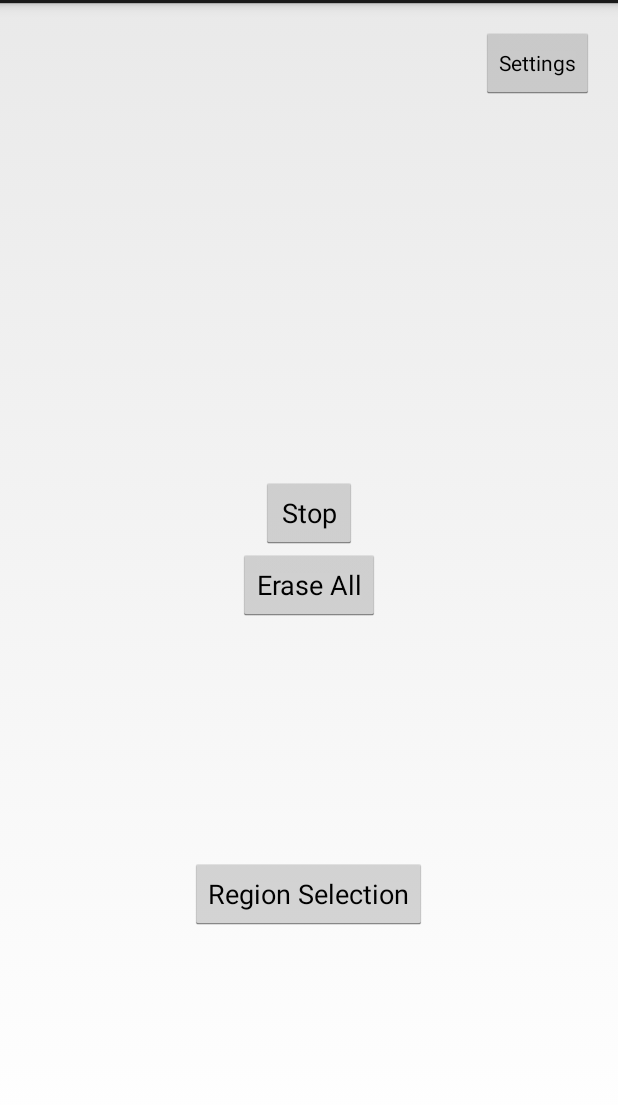
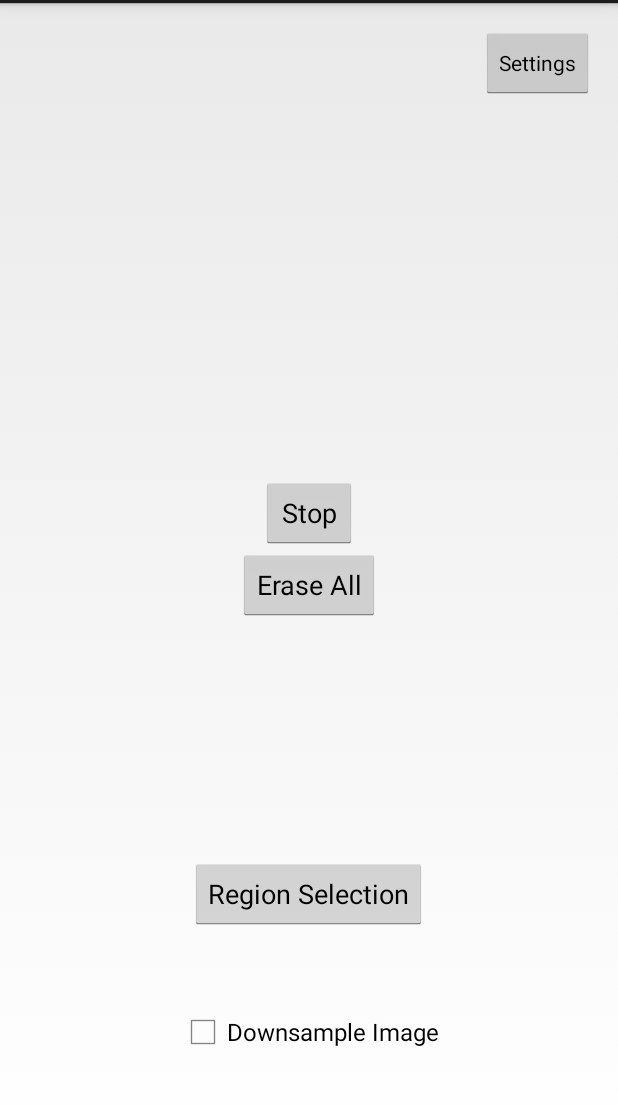
Before and after one commit to ryansmith460/Android, an Android app: the screen it shows after launch (MainActivity), on a phone screen of 412 x 824 dp, the part 69-1174 px from its top. Run offline under Robolectric (Android 15) with nearby library versions, the phone set to English and light mode, and no system bars.

Commit message:
Downsample is a selectable item on the mainscreen

```diff
--- a/app/src/main/res/layout/activity_main.xml
+++ b/app/src/main/res/layout/activity_main.xml
@@ -43,4 +43,15 @@
         android:layout_alignParentRight="true"
         android:layout_alignParentEnd="true"
         android:onClick="settingsButtonHandler" />
+
+    <CheckBox
+        android:layout_width="wrap_content"
+        android:layout_height="wrap_content"
+        android:text="Downsample Image"
+        android:id="@+id/cbDownSample"
+        android:layout_alignParentBottom="true"
+        android:layout_centerHorizontal="true"
+        android:layout_marginBottom="58dp"
+        android:checked="false" />
+
 </RelativeLayout>
```
Also changed, not shown: app/src/main/java/com/example/rysm4200/androidapp/MainActivity.java (+72 -16 lines).
